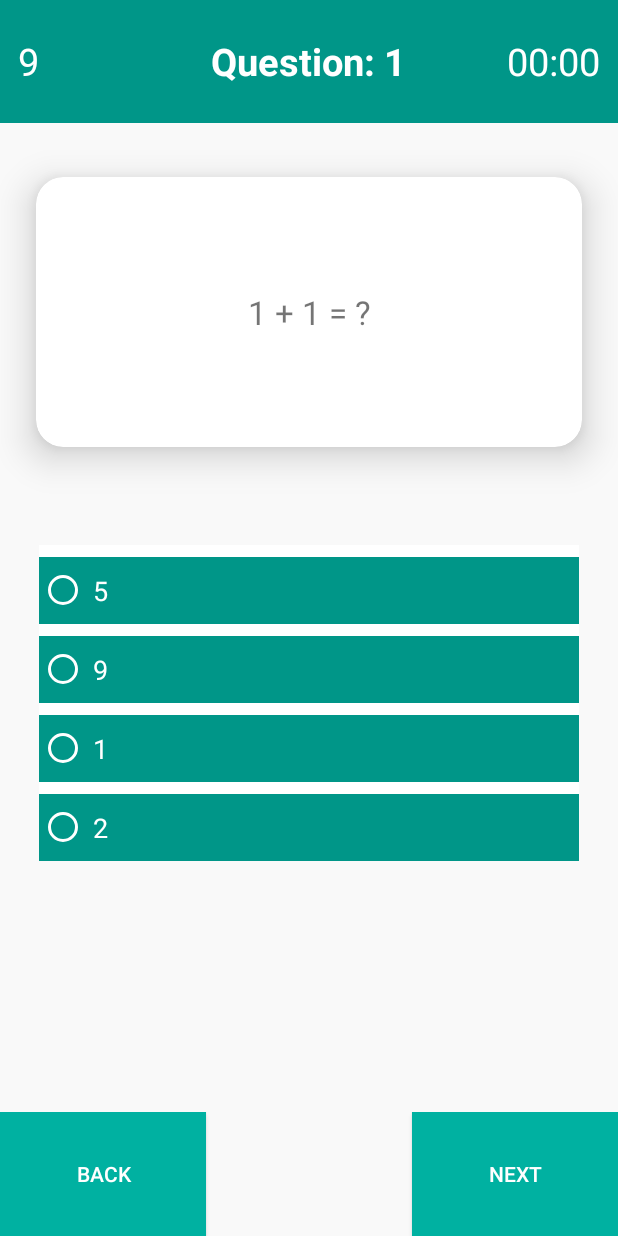
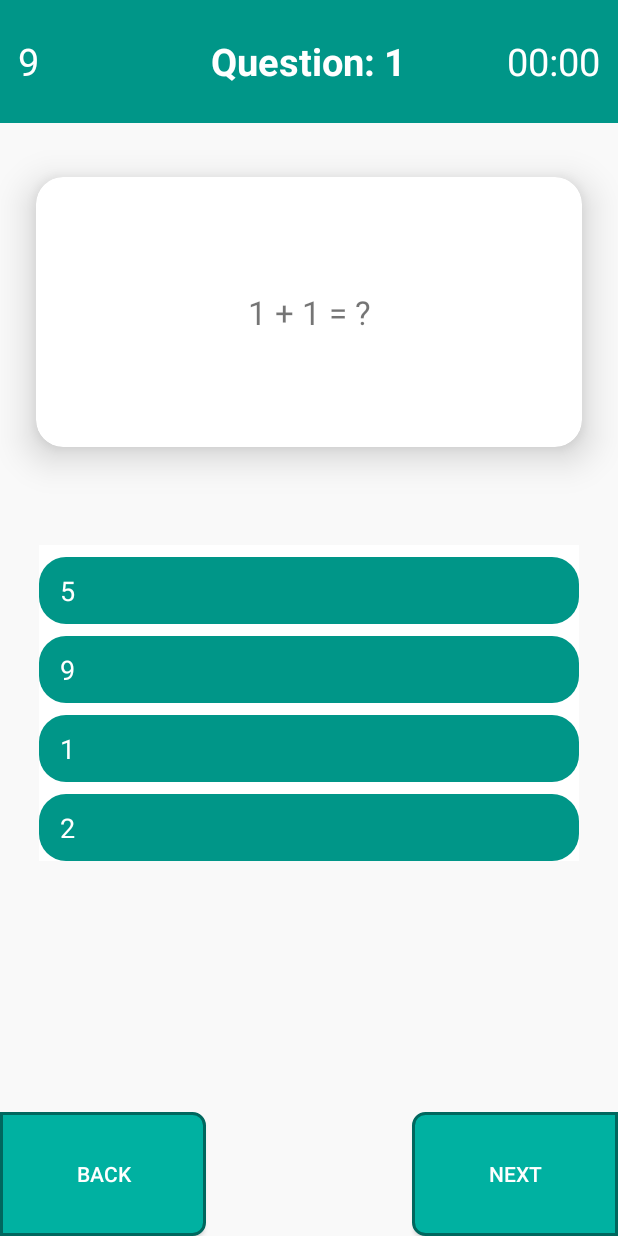
Before and after one commit to husanIbragimov-zz/logicaltest, an Android app: the TestGameActivity screen opened directly, with no data from a screen before it, on a phone screen of 412 x 824 dp. Run offline under Robolectric (Android 15) with nearby library versions, the phone set to English and light mode, and no system bars.

Commit message:
added design, border and radius

```diff
--- /dev/null
+++ b/app/src/main/res/drawable/back_btn_back.xml
@@ -0,0 +1,9 @@
+<?xml version="1.0" encoding="utf-8"?>
+<shape android:shape="rectangle" xmlns:android="http://schemas.android.com/apk/res/android">
+
+    <solid android:color="#00B1A1"/>
+    <corners android:topRightRadius="8dp" android:bottomRightRadius="8dp"/>
+    <stroke android:color="#00675E" android:width="2dp"/>
+
+
+</shape>
--- /dev/null
+++ b/app/src/main/res/drawable/next_btn_back.xml
@@ -0,0 +1,8 @@
+<?xml version="1.0" encoding="utf-8"?>
+<shape android:shape="rectangle" xmlns:android="http://schemas.android.com/apk/res/android">
+
+    <solid android:color="#00B1A1"/>
+    <corners android:topLeftRadius="8dp" android:bottomLeftRadius="8dp"/>
+    <stroke android:color="#00675E" android:width="2dp"/>
+
+</shape>
--- /dev/null
+++ b/app/src/main/res/drawable/radio_back.xml
@@ -0,0 +1,26 @@
+<?xml version="1.0" encoding="utf-8"?>
+<selector xmlns:android="http://schemas.android.com/apk/res/android">
+
+    <item android:state_checked="true">
+        <shape android:shape="rectangle">
+            <solid android:color="#00D4C0"/>
+            <corners android:radius="18dp"/>
+        </shape>
+    </item>
+
+    <item android:state_pressed="true">
+        <shape android:shape="rectangle">
+            <solid android:color="#00D4C0"/>
+            <corners android:radius="18dp"/>
+        </shape>
+    </item>
+
+    <item android:state_checked="false">
+        <shape android:shape="rectangle">
+            <solid android:color="#009688"/>
+            <corners android:radius="18dp"/>
+        </shape>
+    </item>
+
+
+</selector>
--- a/app/src/main/res/layout/activity_main.xml
+++ b/app/src/main/res/layout/activity_main.xml
@@ -6,7 +6,7 @@
 
     android:layout_width="match_parent"
     android:layout_height="match_parent"
-    android:background="#009688"
+    android:background="@drawable/menu_screen_back"
     tools:context=".MainActivity">
 
     <FrameLayout
--- a/app/src/main/res/layout/activity_results.xml
+++ b/app/src/main/res/layout/activity_results.xml
@@ -26,9 +26,10 @@
         android:layout_gravity="center"
         android:layout_width="match_parent"
         android:orientation="vertical"
-        android:background="@color/my_action_color"
+        android:background="@drawable/results_back"
         android:layout_marginStart="24dp"
         android:minHeight="160dp"
+        android:paddingStart="10dp"
         android:paddingTop="15dp"
         android:paddingLeft="10dp"
         android:paddingBottom="15dp"
--- a/app/src/main/res/layout/activity_test_game.xml
+++ b/app/src/main/res/layout/activity_test_game.xml
@@ -114,6 +114,7 @@
         <Button
             android:text="Back"
             android:id="@+id/close_btn"
+            android:background="@drawable/back_btn_back"
             style="@style/BackAndNextButtonStyle" />
 
         <TextView
@@ -124,6 +125,7 @@
         <Button
             android:text="Next"
             android:id="@+id/next_btn"
+            android:background="@drawable/next_btn_back"
             style="@style/BackAndNextButtonStyle" />
 
     </LinearLayout>
--- a/app/src/main/res/values/styles.xml
+++ b/app/src/main/res/values/styles.xml
@@ -5,15 +5,17 @@
         <item name="android:textSize">16sp</item>
         <item name="android:textStyle">bold</item>
         <item name="android:textColor">#009688</item>
-        <item name="android:background">#fff</item>
+        <item name="android:background">@drawable/menu_btn_back</item>
         <item name="android:layout_marginTop">6dp</item>
         <item name="android:layout_height">wrap_content</item>
     </style>
 
     <style name="RadioButtonStyle">
+        <item name="android:button">@null</item>
+        <item name="android:paddingStart">14dp</item>
         <item name="android:layout_width">match_parent</item>
         <item name="android:buttonTint">@color/white</item>
-        <item name="android:background">#009688</item>
+        <item name="android:background">@drawable/radio_back</item>
         <item name="android:textColor">#fff</item>
         <item name="android:textSize">18sp</item>
         <item name="android:layout_marginTop">8dp</item>
@@ -27,7 +29,7 @@
 <!--        <item name="android:textAllCaps">false</item>-->
         <item name="android:layout_width">0dp</item>
         <item name="android:layout_weight">1</item>
-        <item name="android:background">#00B1A1</item>
+<!--        <item name="android:background"></item>-->
         <item name="android:textColor">@color/white</item>
         <item name="android:layout_height">match_parent</item>
     </style>
@@ -39,4 +41,13 @@
         <item name="android:layout_width">wrap_content</item>
         <item name="android:layout_height">wrap_content</item>
     </style>
+
+    <style name="ChooseSubjectsButton">
+        <item name="android:layout_width">250dp</item>
+        <item name="android:layout_marginTop">6dp</item>
+        <item name="android:background">#009688</item>
+        <item name="android:textColor">@color/white</item>
+        <item name="android:textAllCaps">false</item>
+        <item name="android:layout_height">wrap_content</item>
+    </style>
 </resources>
```
Also changed, not shown: app/src/main/AndroidManifest.xml (+14 -7 lines), app/src/main/java/uz/xusandev/lesson4/ChooseSubjectsActivity.java (added, +26 -0 lines), app/src/main/res/drawable/answer_radio_btn_back.xml (added, +7 -0 lines), app/src/main/res/drawable/menu_btn_back.xml (added, +7 -0 lines), app/src/main/res/drawable/menu_screen_back.xml (added, +9 -0 lines), app/src/main/res/drawable/results_back.xml (added, +7 -0 lines), app/src/main/res/layout/activity_choose_subjects.xml (added, +35 -0 lines).
